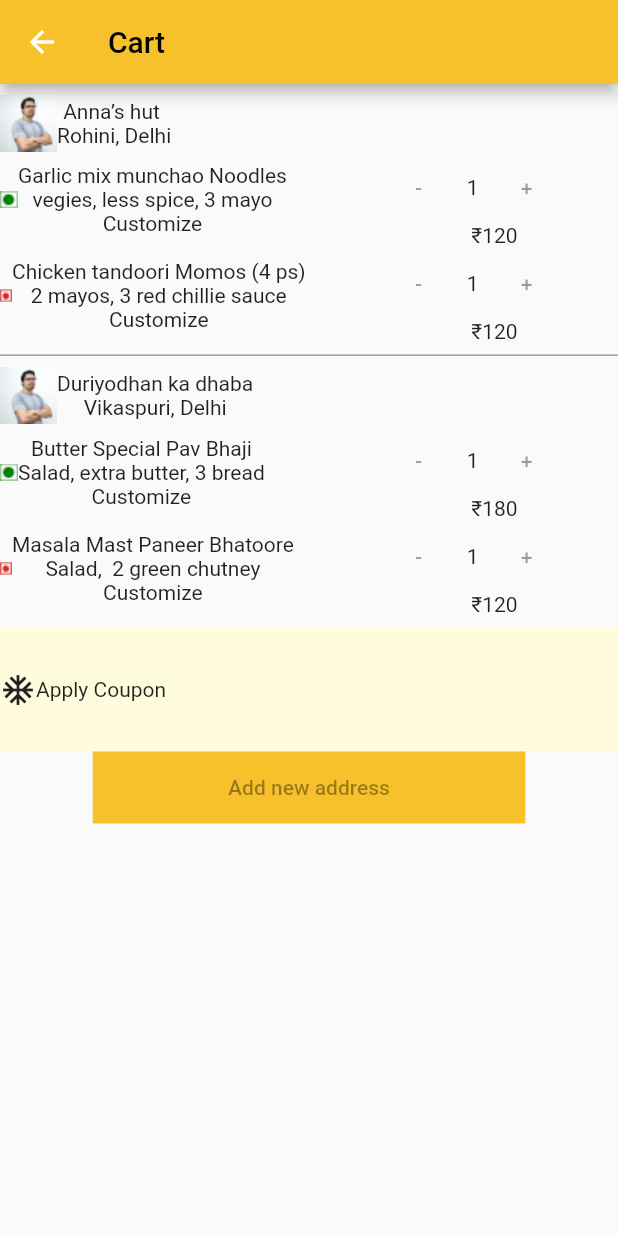
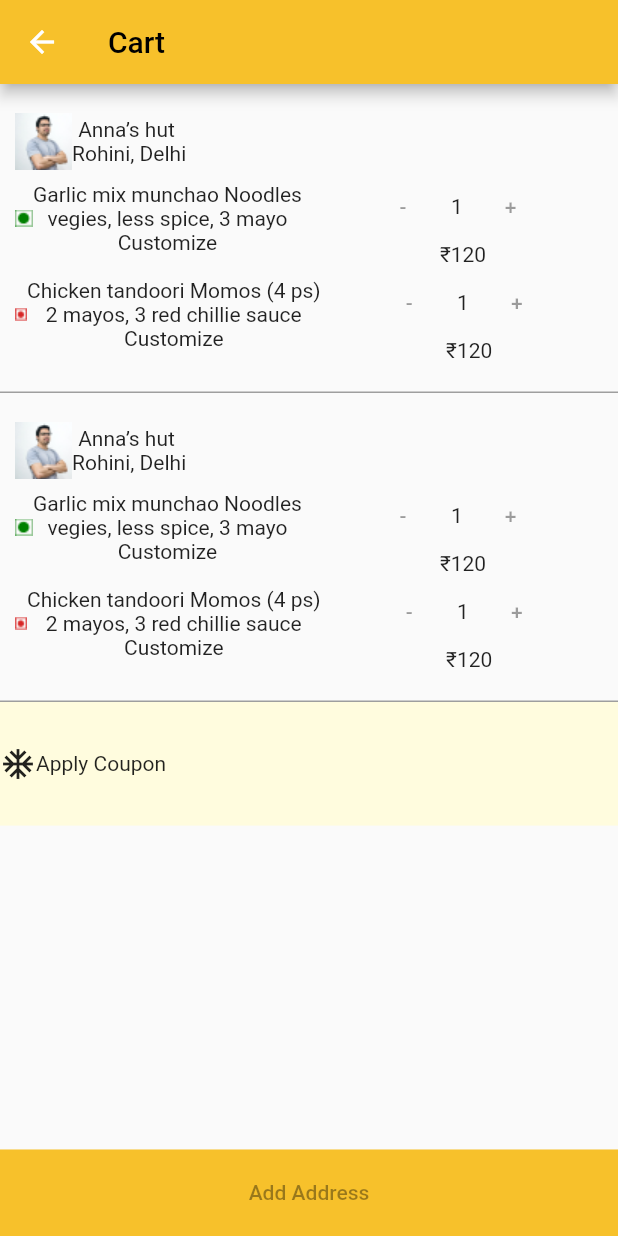
Before and after one commit to Foodistaan2021/Foodistaan-Main, a Flutter app: the CartScreenMainLogin screen opened directly, on a phone screen of 412 x 824 dp. Run offline on Flutter 3.47's test engine with Material 2 defaults, Android fonts, the phone set to English and light mode, and no system bars; our stand-ins replace auto_size_text, carousel_slider, cloud_firestore, firebase_auth, firebase_core, otp_text_field and 2 more; accounts and stored records are empty.

Commit message:
cart UI fix

```diff
--- a/lib/cart_screens/address_pay_cart_screen_main.dart
+++ b/lib/cart_screens/address_pay_cart_screen_main.dart
@@ -22,9 +22,10 @@ class _CartScreenMainLoginState extends State<CartScreenMainLogin> {
       body: Column(
         children: [
           Container(
+            padding: EdgeInsets.all(10),
             decoration: BoxDecoration(
                 border: Border(bottom: BorderSide(color: Colors.grey))),
-            height: MediaQuery.of(context).size.height * 0.22,
+            height: MediaQuery.of(context).size.height * 0.25,
             child: Center(
               child: Column(
                 mainAxisAlignment: MainAxisAlignment.center,
@@ -44,7 +45,7 @@ class _CartScreenMainLoginState extends State<CartScreenMainLogin> {
                   Row(
                     children: [
                       Container(
-                        width: MediaQuery.of(context).size.width * 0.6,
+                        width: MediaQuery.of(context).size.width * 0.55,
                         child: Row(
                           children: [
                             Image.asset('assets/images/green_sign.png'),
@@ -59,7 +60,7 @@ class _CartScreenMainLoginState extends State<CartScreenMainLogin> {
                         ),
                       ),
                       Container(
-                        width: MediaQuery.of(context).size.width * 0.4,
+                        width: MediaQuery.of(context).size.width * 0.35,
                         child: Column(
                           children: [
                             Row(
@@ -78,7 +79,7 @@ class _CartScreenMainLoginState extends State<CartScreenMainLogin> {
                   Row(
                     children: [
                       Container(
-                        width: MediaQuery.of(context).size.width * 0.6,
+                        width: MediaQuery.of(context).size.width * 0.56,
                         child: Row(
                           children: [
                             Image.asset('assets/images/red_sign.png'),
@@ -93,7 +94,7 @@ class _CartScreenMainLoginState extends State<CartScreenMainLogin> {
                         ),
                       ),
                       Container(
-                        width: MediaQuery.of(context).size.width * 0.4,
+                        width: MediaQuery.of(context).size.width * 0.35,
                         child: Column(
                           children: [
                             Row(
@@ -114,8 +115,10 @@ class _CartScreenMainLoginState extends State<CartScreenMainLogin> {
             ),
           ),
           Container(
-            decoration: BoxDecoration(),
-            height: MediaQuery.of(context).size.height * 0.22,
+            padding: EdgeInsets.all(10),
+            decoration: BoxDecoration(
+                border: Border(bottom: BorderSide(color: Colors.grey))),
+            height: MediaQuery.of(context).size.height * 0.25,
             child: Center(
               child: Column(
                 mainAxisAlignment: MainAxisAlignment.center,
@@ -126,8 +129,8 @@ class _CartScreenMainLoginState extends State<CartScreenMainLogin> {
                       Image.asset('assets/images/reviewer.png'),
                       Column(
                         children: [
-                          Text("Duriyodhan ka dhaba"),
-                          Text("Vikaspuri, Delhi"),
+                          Text("Anna’s hut "),
+                          Text("Rohini, Delhi"),
                         ],
                       )
                     ],
@@ -135,14 +138,14 @@ class _CartScreenMainLoginState extends State<CartScreenMainLogin> {
                   Row(
                     children: [
                       Container(
-                        width: MediaQuery.of(context).size.width * 0.6,
+                        width: MediaQuery.of(context).size.width * 0.55,
                         child: Row(
                           children: [
                             Image.asset('assets/images/green_sign.png'),
                             Column(
                               children: [
-                                Text("Butter Special Pav Bhaji"),
-                                Text("Salad, extra butter, 3 bread"),
+                                Text("Garlic mix munchao Noodles"),
+                                Text("vegies, less spice, 3 mayo"),
                                 Text("Customize"),
                               ],
                             )
@@ -150,7 +153,7 @@ class _CartScreenMainLoginState extends State<CartScreenMainLogin> {
                         ),
                       ),
                       Container(
-                        width: MediaQuery.of(context).size.width * 0.4,
+                        width: MediaQuery.of(context).size.width * 0.35,
                         child: Column(
                           children: [
                             Row(
@@ -160,7 +163,7 @@ class _CartScreenMainLoginState extends State<CartScreenMainLogin> {
                                 TextButton(onPressed: null, child: Text("+")),
                               ],
                             ),
-                            Text("₹180")
+                            Text("₹120")
                           ],
                         ),
                       ),
@@ -169,14 +172,14 @@ class _CartScreenMainLoginState extends State<CartScreenMainLogin> {
                   Row(
                     children: [
                       Container(
-                        width: MediaQuery.of(context).size.width * 0.6,
+                        width: MediaQuery.of(context).size.width * 0.56,
                         child: Row(
                           children: [
                             Image.asset('assets/images/red_sign.png'),
                             Column(
                               children: [
-                                Text("Masala Mast Paneer Bhatoore"),
-                                Text("Salad,  2 green chutney"),
+                                Text("Chicken tandoori Momos (4 ps)"),
+                                Text("2 mayos, 3 red chillie sauce"),
                                 Text("Customize"),
                               ],
                             )
@@ -184,7 +187,7 @@ class _CartScreenMainLoginState extends State<CartScreenMainLogin> {
                         ),
                       ),
                       Container(
-                        width: MediaQuery.of(context).size.width * 0.4,
+                        width: MediaQuery.of(context).size.width * 0.35,
                         child: Column(
                           children: [
                             Row(
@@ -215,17 +218,16 @@ class _CartScreenMainLoginState extends State<CartScreenMainLogin> {
               ],
             ),
           ),
-          Center(
-            child: Container(
-              width: MediaQuery.of(context).size.width * 0.7,
-              color: Color.fromRGBO(247, 193, 43, 1),
-              child: TextButton(
-                onPressed: null,
-                child: Text("Add new address"),
-              ),
-            ),
-          ),
         ],
+      ),
+      bottomNavigationBar: Container(
+        width: MediaQuery.of(context).size.width * 0.7,
+        height: MediaQuery.of(context).size.height * 0.07,
+        color: Color.fromRGBO(247, 193, 43, 1),
+        child: TextButton(
+          onPressed: null,
+          child: Text("Add Address"),
+        ),
       ),
     );
   }
--- a/lib/cart_screens/pay_cart_screen_main.dart
+++ b/lib/cart_screens/pay_cart_screen_main.dart
@@ -22,9 +22,10 @@ class _CartScreenMainPayState extends State<CartScreenMainPay> {
       body: Column(
         children: [
           Container(
+            padding: EdgeInsets.all(10),
             decoration: BoxDecoration(
                 border: Border(bottom: BorderSide(color: Colors.grey))),
-            height: MediaQuery.of(context).size.height * 0.22,
+            height: MediaQuery.of(context).size.height * 0.25,
             child: Center(
               child: Column(
                 mainAxisAlignment: MainAxisAlignment.center,
@@ -44,7 +45,7 @@ class _CartScreenMainPayState extends State<CartScreenMainPay> {
                   Row(
                     children: [
                       Container(
-                        width: MediaQuery.of(context).size.width * 0.6,
+                        width: MediaQuery.of(context).size.width * 0.55,
                         child: Row(
                           children: [
                             Image.asset('assets/images/green_sign.png'),
@@ -59,7 +60,7 @@ class _CartScreenMainPayState extends State<CartScreenMainPay> {
                         ),
                       ),
                       Container(
-                        width: MediaQuery.of(context).size.width * 0.4,
+                        width: MediaQuery.of(context).size.width * 0.35,
                         child: Column(
                           children: [
                             Row(
@@ -78,7 +79,7 @@ class _CartScreenMainPayState extends State<CartScreenMainPay> {
                   Row(
                     children: [
                       Container(
-                        width: MediaQuery.of(context).size.width * 0.6,
+                        width: MediaQuery.of(context).size.width * 0.56,
                         child: Row(
                           children: [
                             Image.asset('assets/images/red_sign.png'),
@@ -93,7 +94,7 @@ class _CartScreenMainPayState extends State<CartScreenMainPay> {
                         ),
                       ),
                       Container(
-                        width: MediaQuery.of(context).size.width * 0.4,
+                        width: MediaQuery.of(context).size.width * 0.35,
                         child: Column(
                           children: [
                             Row(
@@ -114,8 +115,10 @@ class _CartScreenMainPayState extends State<CartScreenMainPay> {
             ),
           ),
           Container(
-            decoration: BoxDecoration(),
-            height: MediaQuery.of(context).size.height * 0.22,
+            padding: EdgeInsets.all(10),
+            decoration: BoxDecoration(
+                border: Border(bottom: BorderSide(color: Colors.grey))),
+            height: MediaQuery.of(context).size.height * 0.25,
             child: Center(
               child: Column(
                 mainAxisAlignment: MainAxisAlignment.center,
@@ -126,8 +129,8 @@ class _CartScreenMainPayState extends State<CartScreenMainPay> {
                       Image.asset('assets/images/reviewer.png'),
                       Column(
                         children: [
-                          Text("Duriyodhan ka dhaba"),
-                          Text("Vikaspuri, Delhi"),
+                          Text("Anna’s hut "),
+                          Text("Rohini, Delhi"),
                         ],
                       )
                     ],
@@ -135,14 +138,14 @@ class _CartScreenMainPayState extends State<CartScreenMainPay> {
                   Row(
                     children: [
                       Container(
-                        width: MediaQuery.of(context).size.width * 0.6,
+                        width: MediaQuery.of(context).size.width * 0.55,
                         child: Row(
                           children: [
                             Image.asset('assets/images/green_sign.png'),
                             Column(
                               children: [
-                                Text("Butter Special Pav Bhaji"),
-                                Text("Salad, extra butter, 3 bread"),
+                                Text("Garlic mix munchao Noodles"),
+                                Text("vegies, less spice, 3 mayo"),
                                 Text("Customize"),
                               ],
                             )
@@ -150,7 +153,7 @@ class _CartScreenMainPayState extends State<CartScreenMainPay> {
                         ),
                       ),
                       Container(
-                        width: MediaQuery.of(context).size.width * 0.4,
+                        width: MediaQuery.of(context).size.width * 0.35,
                         child: Column(
                           children: [
                             Row(
@@ -160,7 +163,7 @@ class _CartScreenMainPayState extends State<CartScreenMainPay> {
                                 TextButton(onPressed: null, child: Text("+")),
                               ],
                             ),
-                            Text("₹180")
+                            Text("₹120")
                           ],
                         ),
                       ),
@@ -169,14 +172,14 @@ class _CartScreenMainPayState extends State<CartScreenMainPay> {
                   Row(
                     children: [
                       Container(
-                        width: MediaQuery.of(context).size.width * 0.6,
+                        width: MediaQuery.of(context).size.width * 0.56,
                         child: Row(
                           children: [
                             Image.asset('assets/images/red_sign.png'),
                             Column(
                               children: [
-                                Text("Masala Mast Paneer Bhatoore"),
-                                Text("Salad,  2 green chutney"),
+                                Text("Chicken tandoori Momos (4 ps)"),
+                                Text("2 mayos, 3 red chillie sauce"),
                                 Text("Customize"),
                               ],
                             )
@@ -184,7 +187,7 @@ class _CartScreenMainPayState extends State<CartScreenMainPay> {
                         ),
                       ),
                       Container(
-                        width: MediaQuery.of(context).size.width * 0.4,
+                        width: MediaQuery.of(context).size.width * 0.35,
                         child: Column(
                           children: [
                             Row(
@@ -215,17 +218,16 @@ class _CartScreenMainPayState extends State<CartScreenMainPay> {
               ],
             ),
           ),
-          Center(
-            child: Container(
-              width: MediaQuery.of(context).size.width * 0.7,
-              color: Color.fromRGBO(247, 193, 43, 1),
-              child: TextButton(
-                onPressed: null,
-                child: Text("Proceed to Pay"),
-              ),
-            ),
-          ),
         ],
+      ),
+      bottomNavigationBar: Container(
+        width: MediaQuery.of(context).size.width * 0.7,
+        height: MediaQuery.of(context).size.height * 0.07,
+        color: Color.fromRGBO(247, 193, 43, 1),
+        child: TextButton(
+          onPressed: null,
+          child: Text("Proceed to Pay"),
+        ),
       ),
     );
   }
```
Also changed, not shown: pubspec.lock, 10 other files.
